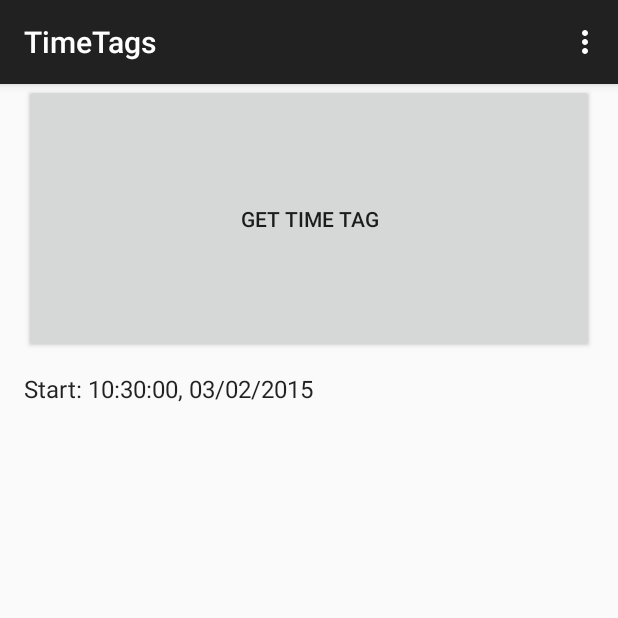
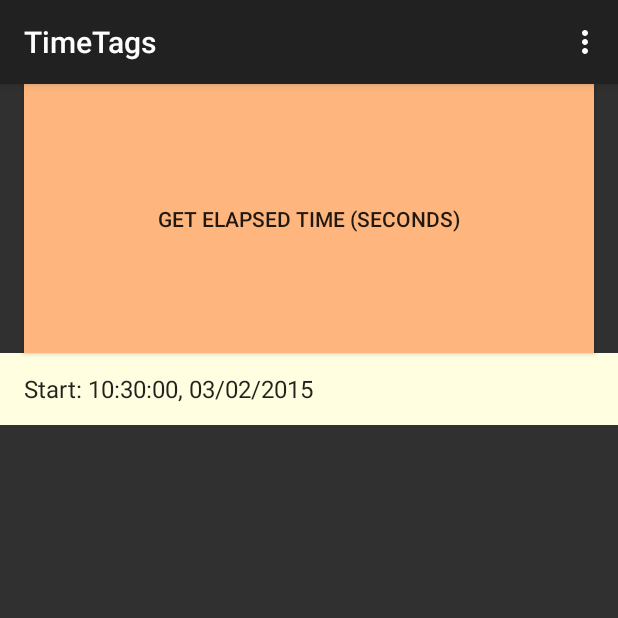
Before and after one commit to lapatri/TimeTags, an Android app: the screen it shows after launch (TimeTagActivity), on a phone screen of 412 x 824 dp, the top half of it. Run offline under Robolectric (Android 15) with nearby library versions, the phone set to English and light mode, and no system bars.

Commit message:
Added elapsed time in seconds
Also improved color scheme

```diff
--- a/app/src/main/java/com/real/not/timetags/TimeTagActivity.java
+++ b/app/src/main/java/com/real/not/timetags/TimeTagActivity.java
@@ -24,6 +24,10 @@ public class TimeTagActivity extends ActionBarActivity {
 
     private ArrayAdapter<String> adapter; //Updater for list
 
+    private long startTime;
+    private long currentTime;
+    private long elapsedTimeSec;
+
     private String getDateTime(){  //This function came from java-tips.org
         DateFormat dateFormat= new SimpleDateFormat("HH:mm:ss, MM/dd/yyyy ");
         Date date = new Date();
@@ -35,20 +39,22 @@ public class TimeTagActivity extends ActionBarActivity {
         super.onCreate(savedInstanceState);
         setContentView(R.layout.activity_time_tag);
 
+        startTime = System.currentTimeMillis();
+
         timeTags.add("Start: "+getDateTime());
 
         listview = (ListView) findViewById(R.id.listViewTags);
 
-        listview.setTranscriptMode(ListView.TRANSCRIPT_MODE_ALWAYS_SCROLL);
-        listview.setStackFromBottom(true);
 
         mTagButton = (Button)findViewById(R.id.tag_button);
 
         mTagButton.setOnClickListener(new View.OnClickListener() {
             @Override
             public void onClick(View v) {
-                Toast.makeText(TimeTagActivity.this, R.string.tag_toast,Toast.LENGTH_SHORT).show();
-                timeTags.add(getDateTime());
+                currentTime = System.currentTimeMillis();
+                elapsedTimeSec = (currentTime -startTime)/1000;
+
+                timeTags.add(0,Long.toString(elapsedTimeSec));
                 adapter.notifyDataSetChanged();
             }
         });
--- a/app/src/main/res/layout/activity_time_tag.xml
+++ b/app/src/main/res/layout/activity_time_tag.xml
@@ -2,7 +2,8 @@
     xmlns:tools="http://schemas.android.com/tools"
     android:layout_width="match_parent"
     android:layout_height="match_parent"
-    android:orientation="vertical">
+    android:orientation="vertical"
+    android:background="@color/background_material_dark">
 
     <Button
         android:id="@+id/tag_button"
@@ -11,12 +12,15 @@
         android:text="@string/tag_button"
         android:layout_marginLeft="16dp"
         android:layout_marginRight="16dp"
-        android:padding="80dp"/>
+        android:padding="80dp"
+        android:background="#ffffb67e" />
 
     <ListView
         android:id="@+id/listViewTags"
         android:layout_width="match_parent"
-        android:layout_height="wrap_content">
+        android:layout_height="wrap_content"
+        android:background="#fffffee0"
+        android:textColor="#cccccc">
     </ListView>
 
 </LinearLayout>
--- a/app/src/main/res/values/strings.xml
+++ b/app/src/main/res/values/strings.xml
@@ -3,7 +3,7 @@
 
     <string name="app_name">TimeTags</string>
     <string name="action_settings">Settings</string>
-    <string name="tag_button">Get Time Tag</string>
+    <string name="tag_button">Get Elapsed Time (seconds)</string>
     <string name="tag_toast">You Tagged It!</string>
 
 </resources>
```
